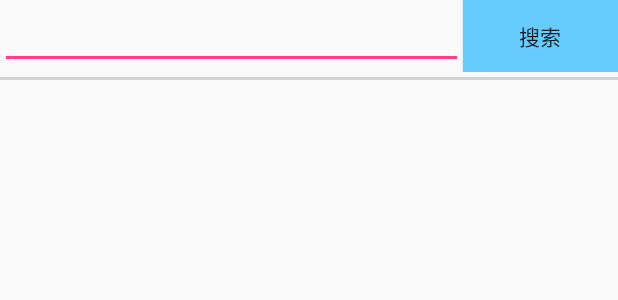
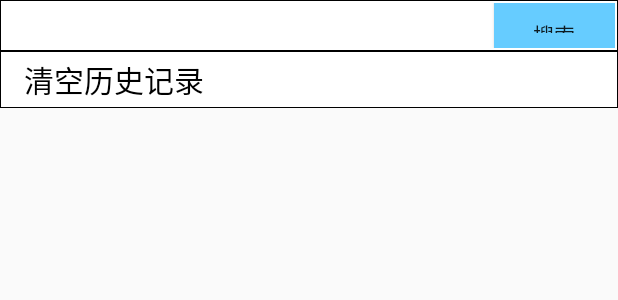
Before and after one commit to lianrenxingyu/ModelSearch2.0, an Android app: the layout search_view.xml on its own in the app's theme, with its tools: preview values and no code run, on a phone screen of 412 x 824 dp. Shown: the top 300 px of the screen. Run offline under Robolectric (Android 15) with nearby library versions, the phone set to English and light mode, and no system bars.

Commit message:
添加清除历史记录功能,界面优化

```diff
--- /dev/null
+++ b/app/src/main/res/drawable/rect_border.xml
@@ -0,0 +1,9 @@
+<?xml version="1.0" encoding="utf-8"?>
+<shape xmlns:android="http://schemas.android.com/apk/res/android"
+    android:shape="rectangle">
+    <solid android:color="#ffffff" />
+    <stroke
+        android:width="0.1dp"
+        android:color="@color/Black" />
+
+</shape>
--- a/app/src/main/res/layout/search_view.xml
+++ b/app/src/main/res/layout/search_view.xml
@@ -8,36 +8,62 @@
     <LinearLayout
         android:layout_width="match_parent"
         android:layout_height="wrap_content"
-        android:orientation="horizontal">
+        android:background="@drawable/rect_border"
+        android:orientation="horizontal"
+        android:padding="2dp">
 
         <EditText
             android:id="@+id/et_textSearch"
             android:layout_width="0dp"
             android:layout_height="wrap_content"
-            android:layout_weight="3"
+            android:layout_gravity="bottom"
+            android:layout_marginBottom="5dp"
+            android:layout_marginLeft="5dp"
+            android:layout_weight="4"
+            android:background="@null"
             android:singleLine="true" />
 
         <Button
             android:id="@+id/btn_textSearch"
             android:layout_width="0dp"
-            android:layout_height="wrap_content"
+            android:layout_height="30dp"
             android:layout_weight="1"
             android:background="@color/lightBlue"
             android:padding="10dp"
             android:text="搜索" />
     </LinearLayout>
 
-    <View
-        android:id="@+id/divideView"
+    <!--<View-->
+    <!--android:id="@+id/divideView"-->
+    <!--android:layout_width="match_parent"-->
+    <!--android:layout_height="2dp"-->
+    <!--android:layout_marginTop="3dp"-->
+    <!--android:background="@color/lightGray" />-->
+
+    <LinearLayout
+        android:id="@+id/ll_record"
         android:layout_width="match_parent"
-        android:layout_height="2dp"
-        android:layout_marginTop="3dp"
-        android:background="@color/lightGray" />
+        android:layout_height="match_parent"
+        android:orientation="vertical">
 
-    <ListView
-        android:id="@+id/lv_record"
-        android:layout_width="match_parent"
-        android:layout_height="wrap_content"></ListView>
+        <ListView
+            android:id="@+id/listview_record"
+            android:layout_width="match_parent"
+            android:layout_height="0dp"
+            android:layout_weight="1"></ListView>
 
+        <TextView
+            android:id="@+id/tv_deleteRecord"
+            android:layout_width="match_parent"
+            android:layout_height="wrap_content"
+            android:layout_gravity="bottom"
+            android:background="@drawable/rect_border"
+            android:paddingBottom="4dp"
+            android:paddingLeft="16dp"
+            android:paddingTop="4dp"
+            android:text="清空历史记录"
+            android:textColor="@color/Black"
+            android:textSize="20sp" />
+    </LinearLayout>
 
 </LinearLayout>
```
Also changed, not shown: app/src/main/AndroidManifest.xml (+6 -1 lines), app/src/main/java/com/chenggong/modelsearch/aty/ResultActivity.java (+41 -11 lines).
